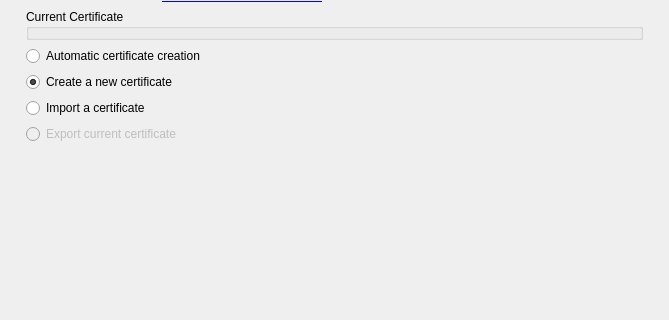
Qt form src/mumble/Cert.ui (mumble-voip/mumble) before a commit; both pictures show x 0 to 669 and y 195 to 515 of the 669 by 606 pixel window.
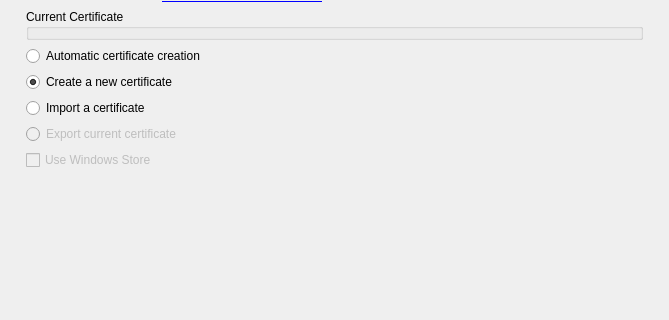
The same form after that commit. Icons and pictures are not drawn. Custom widgets are drawn as their Qt base class.

Commit message: feat(Cert): Implmented new config for windows build to determine if Windows Store should be used or not

```diff
--- a/src/mumble/Cert.ui
+++ b/src/mumble/Cert.ui
@@ -145,6 +145,16 @@
       </property>
      </widget>
     </item>
+    <item>
+     <widget class="QCheckBox" name="qcbWinStore">
+      <property name="enabled">
+       <bool>false</bool>
+      </property>
+      <property name="text">
+       <string>Use Windows Store</string>
+      </property>
+     </widget>
+    </item>
    </layout>
   </widget>
   <widget class="CompletablePage" name="qwpImport">
```
The commit also changes 2 other files.
